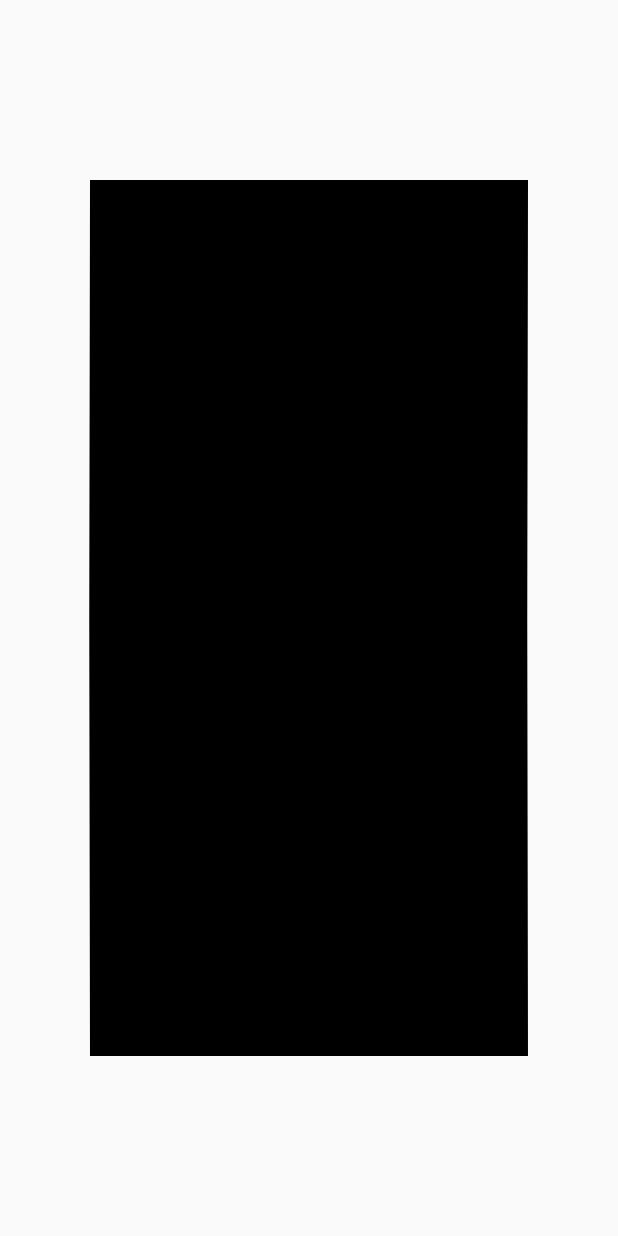
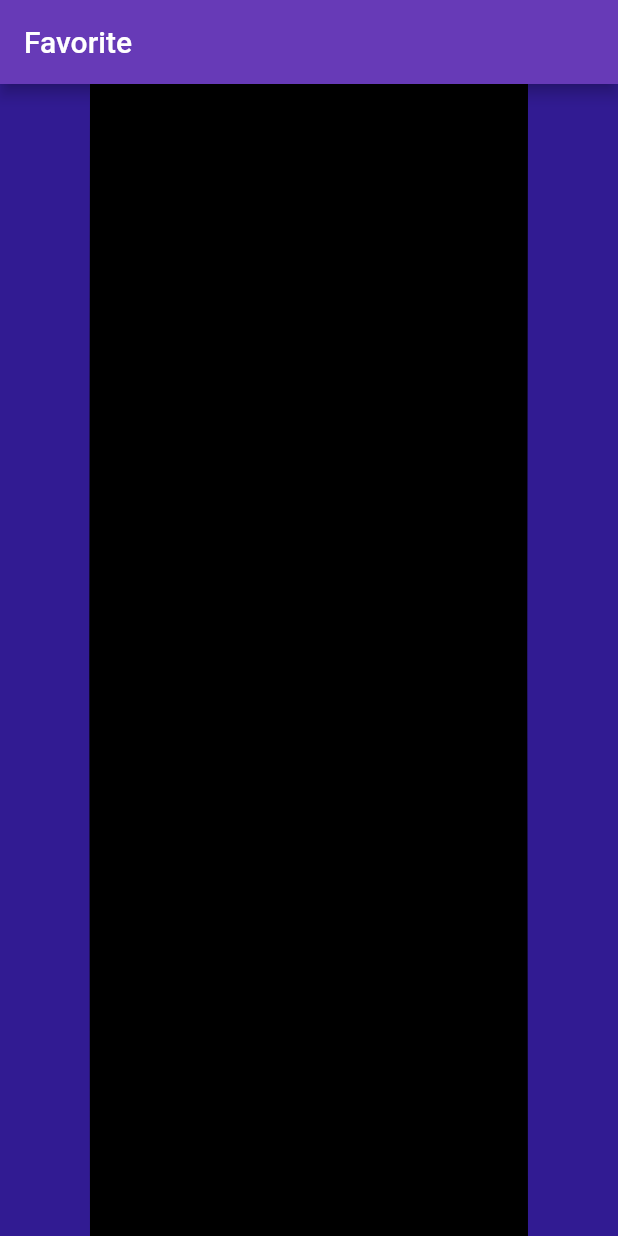
Before and after one commit to corvusalbus/ul_challenge_bouncing_menu, a Flutter app: the screen it shows after launch, on a phone screen of 412 x 824 dp. Run offline on Flutter 3.47's test engine with Material 2 defaults, Android fonts, the light colour scheme and no system bars.

Commit message:
add bouncing menu

```diff
--- /dev/null
+++ b/lib/bouncing_card.dart
@@ -0,0 +1,72 @@
+import 'dart:math';
+
+import 'package:flutter/material.dart';
+
+class BouncingCard extends StatelessWidget {
+  const BouncingCard(
+      {Key? key,
+      required this.power,
+      required this.animationController,
+      required this.height,
+      required this.width,
+      required this.color,
+      required this.xPosition})
+      : super(key: key);
+
+  final double power;
+  final double xPosition;
+  final AnimationController animationController;
+//  final BoxConstraints constraints;
+  final double width;
+  final double height;
+  final Color color;
+  @override
+  Widget build(BuildContext context) {
+    return Transform(
+      transform: Matrix4.identity()..translate(-xPosition, 0.0),
+      child: Padding(
+        padding: const EdgeInsets.symmetric(horizontal: 60.0),
+        child: Container(
+          width: width,
+          height: height,
+          child: CustomPaint(
+            foregroundPainter: SpringPainterVertical(
+                startedvalue: power,
+                value: animationController.value,
+                color: color),
+          ),
+        ),
+      ),
+    );
+  }
+}
+
+class SpringPainterVertical extends CustomPainter {
+  final double value;
+  final double startedvalue;
+  final Color color;
+
+  SpringPainterVertical(
+      {required this.color, required this.startedvalue, required this.value});
+  @override
+  void paint(Canvas canvas, Size size) {
+    final white = Paint()..color = color;
+    final path = Path();
+    final controlPointXL = exp(-3 * value) *
+        cos(8 * pi * value) *
+        startedvalue; // * size.width * 0.5;
+
+    path.moveTo(0.0, 0.0);
+    path.quadraticBezierTo(
+        -controlPointXL, size.height * 0.5, 0.0, size.height);
+    path.lineTo(size.width, size.height);
+    path.quadraticBezierTo(
+        -controlPointXL + size.width, size.height * 0.5, size.width, 0.0);
+    canvas.drawPath(path, white);
+  }
+
+  @override
+  bool shouldRepaint(covariant CustomPainter oldDelegate) {
+    return true;
+  }
+}
--- a/lib/main.dart
+++ b/lib/main.dart
@@ -1,6 +1,7 @@
 import 'dart:math';
 
 import 'package:flutter/material.dart';
+import 'package:ul_challenge_bouncing_menu/bouncing_card.dart';
 
 void main() {
   runApp(const MyApp());
@@ -15,7 +16,7 @@ class MyApp extends StatelessWidget {
     return MaterialApp(
       title: 'Flutter Demo',
       theme: ThemeData(
-        primarySwatch: Colors.blue,
+        primarySwatch: Colors.deepPurple,
       ),
       home: FavouritePage(),
     );
@@ -53,18 +54,19 @@ class _FavouritePageState extends State<FavouritePage>
   late AnimationController animationControllerBounce;
   late AnimationController animationControllerSlide;
   late AnimationController animationControllerSlideReverse;
-  double power = 1;
+  Power power = Power(maxValue: 100);
+
   int indexActive = 0;
 
   @override
   void initState() {
     super.initState();
     animationControllerBounce =
-        AnimationController(vsync: this, duration: Duration(seconds: 1));
+        AnimationController(vsync: this, duration: Duration(milliseconds: 500));
     animationControllerBounce.addListener(() => setState(() {
           if (animationControllerBounce.isCompleted) {
             animationControllerBounce.reset();
-            power = 1;
+            power.resetPower();
           }
         }));
 
@@ -104,12 +106,16 @@ class _FavouritePageState extends State<FavouritePage>
                       animation: animationControllerBounce,
                       builder: (context, _) {
                         return Scaffold(
+                          appBar: AppBar(
+                            title: Text('Favorite'),
+                          ),
+                          backgroundColor: Colors.deepPurple[900],
                           body: Stack(
                             children: [
                               LayoutBuilder(
                                 builder: (context, constraints) {
-                                  return BouncingCard(
-                                    power: power,
+                                  return FavoritePage(
+                                    power: power.value,
                                     animationController:
                                         animationControllerBounce,
                                     height: constraints.maxHeight,
@@ -125,9 +131,9 @@ class _FavouritePageState extends State<FavouritePage>
                               ),
                               LayoutBuilder(
                                 builder: (context, constraints) {
-                                  return BouncingCard(
+                                  return FavoritePage(
                                     color: Colors.red,
-                                    power: power,
+                                    power: power.value,
                                     animationController:
                                         animationControllerBounce,
                                     height: constraints.maxHeight,
@@ -143,9 +149,9 @@ class _FavouritePageState extends State<FavouritePage>
                               ),
                               LayoutBuilder(
                                 builder: (context, constraints) {
-                                  return BouncingCard(
+                                  return FavoritePage(
                                     color: Colors.green,
-                                    power: power,
+                                    power: power.value,
                                     animationController:
                                         animationControllerBounce,
                                     height: constraints.maxHeight,
@@ -155,6 +161,24 @@ class _FavouritePageState extends State<FavouritePage>
                                                     .value) *
                                             constraints.biggest.width +
                                         (indexActive - 2) *
+                                            constraints.biggest.width,
+                                  );
+                                },
+                              ),
+                              LayoutBuilder(
+                                builder: (context, constraints) {
+                                  return FavoritePage(
+                                    color: Colors.pink,
+                                    power: power.value,
+                                    animationController:
+                                        animationControllerBounce,
+                                    height: constraints.maxHeight,
+                                    width: constraints.biggest.width,
+                                    xPosition: (animationControllerSlide.value -
+                                                animationControllerSlideReverse
+                                                    .value) *
+                                            constraints.biggest.width +
+                                        (indexActive - 3) *
                                             constraints.biggest.width,
                                   );
                                 },
@@ -169,7 +193,6 @@ class _FavouritePageState extends State<FavouritePage>
   }
 
   void _handleDragEnd(DragEndDetails details) {
-    print('end');
     animationControllerBounce.forward();
     if (animationControllerSlide.value > 0.5 &&
         animationControllerSlide.value != 1.0) {
@@ -200,11 +223,11 @@ class _FavouritePageState extends State<FavouritePage>
     if (details.primaryDelta != null) {
       if (details.primaryDelta! < 0.0) {
         animationControllerSlide.value -= details.primaryDelta! / 250;
-        power -= details.primaryDelta!;
+        power.addPower(-details.primaryDelta!);
       }
       if (details.primaryDelta! > 0.0) {
         animationControllerSlideReverse.value += details.primaryDelta! / 250;
-        power -= details.primaryDelta!; // / 250;
+        power.addPower(-details.primaryDelta!); // / 250;
       }
       setState(() {});
       // print('power $power');
@@ -213,8 +236,14 @@ class _FavouritePageState extends State<FavouritePage>
   }
 }
 
-class BouncingCard extends StatelessWidget {
-  const BouncingCard(
+class FavoritePage extends StatelessWidget {
+  final double power;
+  final double xPosition;
+  final AnimationController animationController;
+  final double width;
+  final double height;
+  final Color color;
+  const FavoritePage(
       {Key? key,
       required this.power,
       required this.animationController,
@@ -224,60 +253,39 @@ class BouncingCard extends StatelessWidget {
       required this.xPosition})
       : super(key: key);
 
-  final double power;
-  final double xPosition;
-  final AnimationController animationController;
-//  final BoxConstraints constraints;
-  final double width;
-  final double height;
-  final Color color;
   @override
   Widget build(BuildContext context) {
-    return Transform(
-      transform: Matrix4.identity()..translate(-xPosition, 0.0),
-      child: Padding(
-        padding: const EdgeInsets.symmetric(horizontal: 60.0, vertical: 120.0),
-        child: Container(
-          width: width,
-          height: height,
-          child: CustomPaint(
-            foregroundPainter: SpringPainterVertical(
-                startedvalue: power,
-                value: animationController.value,
-                color: color),
-          ),
-        ),
-      ),
+    return Stack(
+      children: [
+        BouncingCard(
+            power: power,
+            animationController: animationController,
+            height: height,
+            width: width,
+            color: color,
+            xPosition: xPosition)
+      ],
     );
   }
 }
 
-class SpringPainterVertical extends CustomPainter {
-  final double value;
-  final double startedvalue;
-  final Color color;
+class Power {
+  double value = 1;
+  final double maxValue;
+  Power({required this.maxValue});
 
-  SpringPainterVertical(
-      {required this.color, required this.startedvalue, required this.value});
-  @override
-  void paint(Canvas canvas, Size size) {
-    final white = Paint()..color = color;
-    final path = Path();
-    final controlPointXL = exp(-3 * value) *
-        cos(8 * pi * value) *
-        startedvalue; // * size.width * 0.5;
-
-    path.moveTo(0.0, 0.0);
-    path.quadraticBezierTo(
-        -controlPointXL, size.height * 0.5, 0.0, size.height);
-    path.lineTo(size.width, size.height);
-    path.quadraticBezierTo(
-        -controlPointXL + size.width, size.height * 0.5, size.width, 0.0);
-    canvas.drawPath(path, white);
+  void addPower(double addPower) {
+    final tmpPower = value + addPower;
+    if (tmpPower > maxValue) {
+      value = maxValue;
+    } else if (tmpPower < -maxValue) {
+      value = -maxValue;
+    } else {
+      value = tmpPower;
+    }
   }
 
-  @override
-  bool shouldRepaint(covariant CustomPainter oldDelegate) {
-    return true;
+  void resetPower() {
+    value = 1;
   }
 }
```
